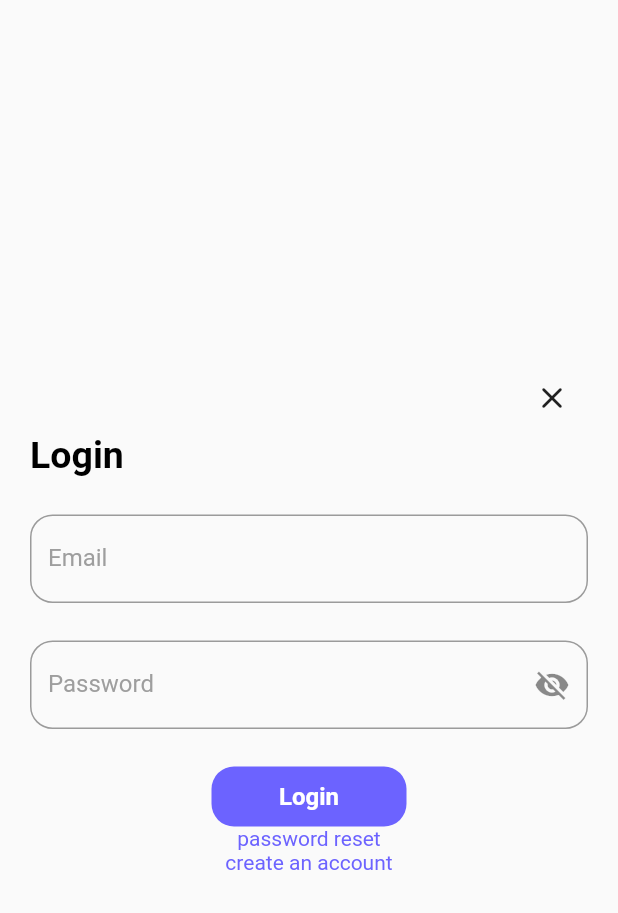
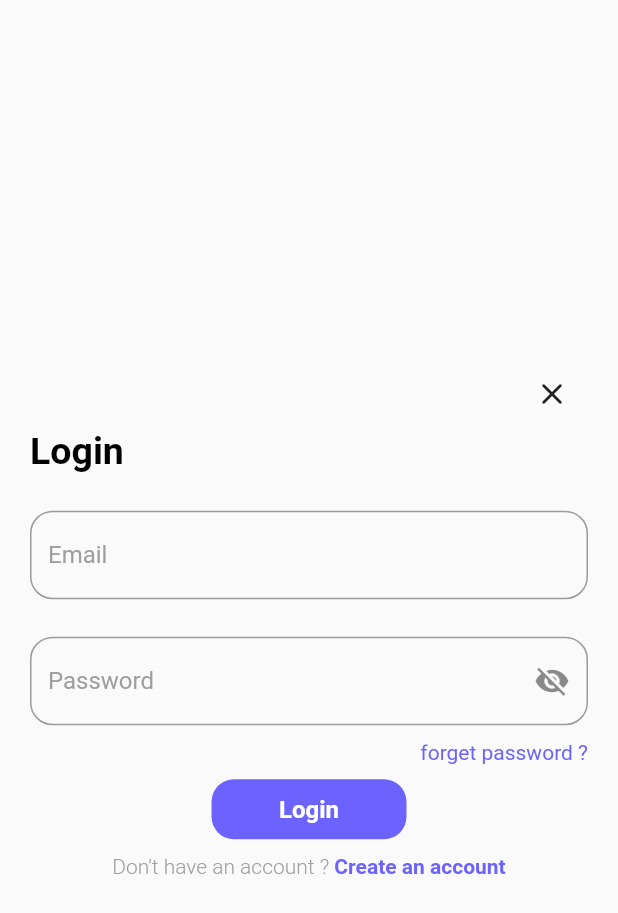
Before and after one commit to akhastaf/PromoText, a Flutter app: the screen it shows after launch, on a phone screen of 412 x 824 dp. Shown: the top 913 px of the screen. Run offline on Flutter 3.47's test engine with Material 2 defaults, Android fonts, the phone set to English and light mode, and no system bars; our stand-ins replace cookie_jar, date_format, dio, dio_cookie_manager, flutter_secure_storage, get and 2 more; accounts and stored records are empty.

Commit message:
add signup and reset password

```diff
--- a/lib/components/customer_item_list.dart
+++ b/lib/components/customer_item_list.dart
@@ -28,7 +28,7 @@ class CustomerItemList extends StatelessWidget {
         ),
       ),
       subtitle: Text(
-        customer.phone,
+        customer.phone ?? '',
         style: const TextStyle(
           fontWeight: FontWeight.w600,
           color: Colors.grey,
--- a/lib/main.dart
+++ b/lib/main.dart
@@ -9,6 +9,8 @@ import 'package:promo_app/controller/user_controller.dart';
 import 'package:promo_app/pages/login_page.dart';
 import 'package:promo_app/pages/main_page.dart';
 import 'package:promo_app/pages/customer/main_page_customer.dart';
+import 'package:promo_app/pages/reset_page.dart';
+import 'package:promo_app/pages/signup_page.dart';
 import 'package:promo_app/pages/splash_page.dart';
 import 'package:promo_app/pages/store/main_page_store.dart';
 import 'package:promo_app/pages/intro_screens/onboard_screen-page.dart';
@@ -69,6 +71,8 @@ class MyApp extends StatelessWidget {
         GetPage(name: '/mainStore', page: () => const MainPageStore()),
         GetPage(name: '/mainCustomer', page: () => const MainPageCustomer()),
         GetPage(name: '/login', page: () => const LoginPage()),
+        GetPage(name: '/reset', page: () => ResetPage()),
+        GetPage(name: '/signup', page: () => SignupPage()),
         GetPage(name: '/intro', page: () => const OnboardScreen()),
         GetPage(name: '/splash', page: () => const SplashPage()),
         GetPage(name: '/', page: () => const MainPage()),
--- a/lib/models/manager_list_model.dart
+++ b/lib/models/manager_list_model.dart
@@ -15,7 +15,7 @@ ManagerList managerListFromJson(String str) => ManagerList.fromJson(json.decode(
 
 class ManagerList {
     ManagerList({
-        this.items,
+        this.items = const <Manager>[],
         this.meta,
     });
 
--- a/lib/pages/customer/home_page_customer.dart
+++ b/lib/pages/customer/home_page_customer.dart
@@ -48,6 +48,7 @@ class HomePageCustomer extends StatelessWidget {
               ),
             ),
           ),
+          Obx(() => Text(storeController.err.value)),
         ],
       ),
     );
--- a/lib/pages/login_page.dart
+++ b/lib/pages/login_page.dart
@@ -70,7 +70,8 @@ class _LoginPageState extends State<LoginPage> {
                     textLabel: 'Password',
                     obsecure: isShow,
                     styleLabel: const TextStyle(
-                        fontWeight: FontWeight.w400, color: Colors.grey),
+                        fontWeight: FontWeight.w400, color: Colors.grey
+                    ),
                     suffixIcon: IconButton(
                       icon: isShow
                           ? const Icon(Icons.visibility_off)
@@ -81,8 +82,21 @@ class _LoginPageState extends State<LoginPage> {
                         borderRadius: BorderRadius.circular(15)),
                   ),
                   const SizedBox(
-                    height: 25,
+                    height: 10,
                   ),
+                  Align(
+                    alignment: Alignment.bottomRight,
+                    child: InkWell(
+                      onTap: () {
+                        Get.toNamed('/reset');
+                      },
+                      child: const Text(
+                        'forget password ?',
+                        style: TextStyle(color: Color(0xFF6C63FF)),
+                      ),
+                    ),
+                  ),
+                  const SizedBox(height: 10,),
                   AppButton(
                     width: 130,
                     height: 40,
@@ -96,13 +110,16 @@ class _LoginPageState extends State<LoginPage> {
                     raduis: BorderRadius.circular(15),
                     onPress: userController.login,
                   ),
-                  InkWell(
-                    onTap: () {
-                      Get.toNamed('/reset');
-                    },
-                    child: const Text(
-                      'password reset',
-                      style: TextStyle(color: Color(0xFF6C63FF)),
+                  const SizedBox(height: 10,),
+                  Row(
+                    mainAxisAlignment: MainAxisAlignment.center,
+                    children: [
+                      Text(
+                        'Don\'t have an account ? ',
+                        style: TextStyle(
+                          fontWeight: FontWeight.w300,
+                          color: Colors.grey.shade500,
+                          fontSize: 14,
                         ),
                       ),
                       InkWell(
@@ -110,10 +127,16 @@ class _LoginPageState extends State<LoginPage> {
                           Get.toNamed('/signup');
                         },
                         child: const Text(
-                      'create an account',
-                      style: TextStyle(color: Color(0xFF6C63FF)),
+                          'Create an account',
+                          style: TextStyle(
+                            color: Color(0xFF6C63FF),
+                            fontWeight: FontWeight.w600,
                           ),
                         ),
+                      ),
+                    ]
+                  ),
+
                 ],
               ),
             ]),
```
Also changed, not shown: lib/components/promotion_item_list.dart (+18 -5 lines), lib/controller/store_controller.dart (+7 -4 lines), lib/controller/user_controller.dart (+20 -0 lines), lib/pages/profile_page.dart (+57 -2 lines), lib/pages/reset_page.dart (+74 -0 lines), lib/pages/signup_page.dart (+107 -0 lines), lib/services/api.dart (+8 -7 lines). Lines whose indentation alone changed are shown as unchanged.
